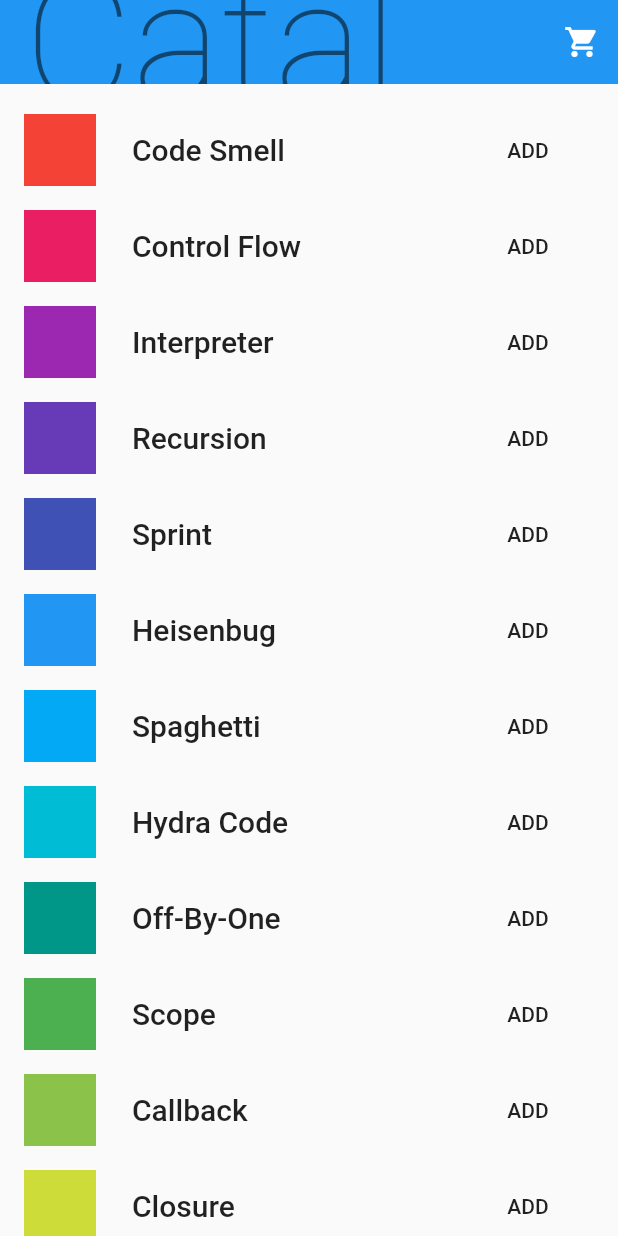
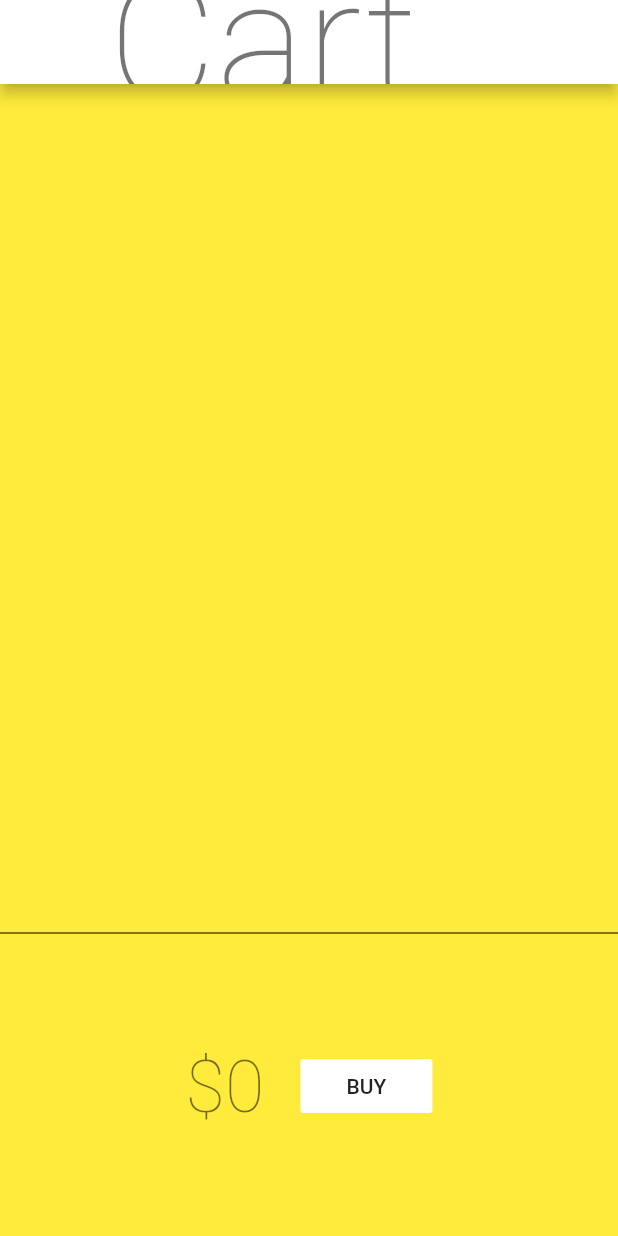
Before and after one commit to tkugimot/provider_shopper_tkugimot, a Flutter app: the screen it shows after launch, after a tap on the "shopping cart" icon, on a phone screen of 412 x 824 dp. Run offline on Flutter 3.47's test engine with Material 2 defaults, Android fonts, the phone set to English and light mode, and no system bars.

Commit message:
Add cart

```diff
--- a/lib/main.dart
+++ b/lib/main.dart
@@ -2,6 +2,7 @@ import 'package:flutter/material.dart';
 import 'package:provider/provider.dart';
 import 'package:provider_shopper_tkugimot/models/CartModel.dart';
 import 'package:provider_shopper_tkugimot/models/CatalogModel.dart';
+import 'package:provider_shopper_tkugimot/screens/CartScreen.dart';
 import 'package:provider_shopper_tkugimot/screens/CatalogScreen.dart';
 
 void main() {
@@ -33,6 +34,7 @@ class MyApp extends StatelessWidget {
         initialRoute: '/catalog',
         routes: {
           '/catalog': (context) => MyCatalog(),
+          '/cart': (context) => MyCart(),
         },
       ),
     );
--- /dev/null
+++ b/lib/screens/CartScreen.dart
@@ -0,0 +1,76 @@
+import 'package:flutter/material.dart';
+import 'package:provider/provider.dart';
+import 'package:provider_shopper_tkugimot/models/CartModel.dart';
+
+class MyCart extends StatelessWidget {
+  @override
+  Widget build(BuildContext context) {
+    return Scaffold(
+      appBar: AppBar(
+        title: Text('Cart', style: Theme.of(context).textTheme.headline1),
+        backgroundColor: Colors.white,
+      ),
+      body: Container(
+        color: Colors.yellow,
+        child: Column(
+          children: [
+            Expanded(
+              child: Padding(
+                padding: const EdgeInsets.all(32),
+                child: _CartList(),
+              ),
+            ),
+            Divider(height: 4, color: Colors.black),
+            _CartTotal()
+          ],
+        ),
+      ),
+    );
+  }
+}
+
+class _CartList extends StatelessWidget {
+  @override
+  Widget build(BuildContext context) {
+    var itemNameStyle = Theme.of(context).textTheme.headline6;
+    //var cart = Provider.of<CartModel>(context);
+    var cart = context.watch<CartModel>();
+
+    return ListView.builder(
+      itemCount: cart.items.length,
+      itemBuilder: (context, index) => ListTile(
+        leading: Icon(Icons.done),
+        title: Text(cart.items[index].name, style: itemNameStyle)
+      ),
+    );
+  }
+}
+
+class _CartTotal extends StatelessWidget {
+  @override
+  Widget build(BuildContext context) {
+    var hugeStyle =
+    Theme.of(context).textTheme.headline1.copyWith(fontSize: 48);
+
+    return SizedBox(
+      height: 200,
+      child: Center(
+        child: Row(
+          mainAxisAlignment: MainAxisAlignment.center,
+          children: [
+            Text('\$${context.watch<CartModel>().totalPrice}', style: hugeStyle),
+            SizedBox(width: 24),
+            FlatButton(
+              onPressed: () {
+                Scaffold.of(context).showSnackBar(
+                    SnackBar(content: Text('Buying not supported yet.')));
+              },
+              color: Colors.white,
+              child: Text('BUY'),
+            ),
+          ],
+        ),
+      ),
+    );
+  }
+}
--- a/pubspec.yaml
+++ b/pubspec.yaml
@@ -23,7 +23,7 @@ environment:
 dependencies:
   flutter:
     sdk: flutter
-  provider: ^3.0.0
+  provider: ^4.1.0
 
 
   # The following adds the Cupertino Icons font to your application.
```
Also changed, not shown: pubspec.lock.
